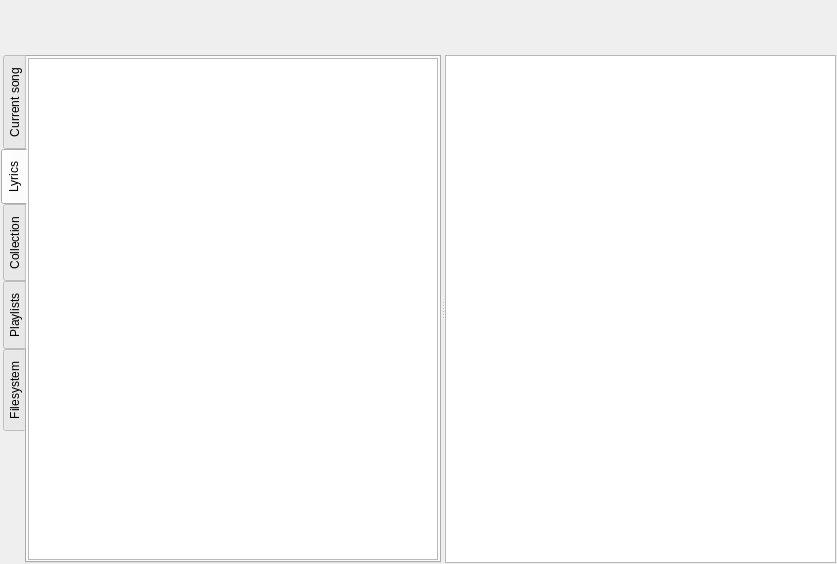
Before: the Qt Designer form src/plugins/lmp/playertab.ui in 0xd34df00d/leechcraft, drawn with Qt 5.
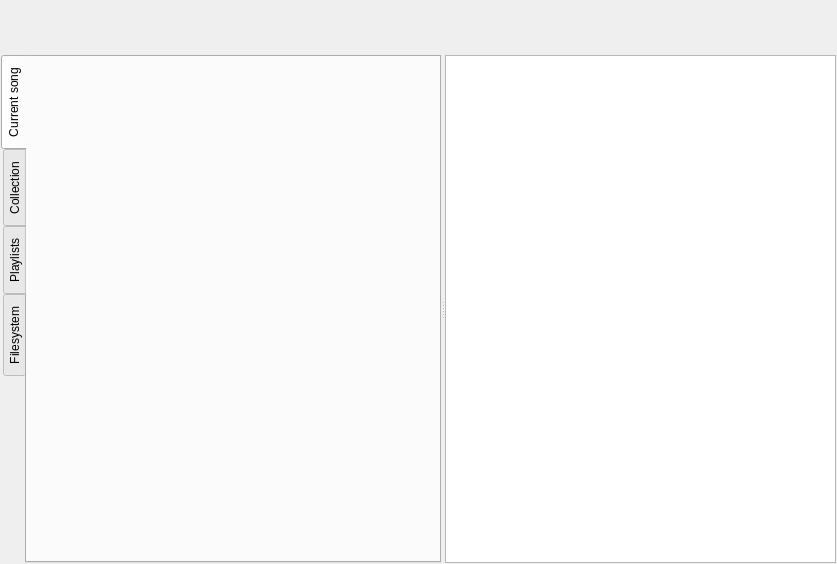
After: the same form once the commit is applied. The open tabs and pages were chosen to show the change. Custom widgets are drawn as their Qt base class.

```diff
--- a/src/plugins/lmp/playertab.ui
+++ b/src/plugins/lmp/playertab.ui
@@ -81,19 +81,6 @@
         </item>
        </layout>
       </widget>
-      <widget class="QWidget" name="LyricsTab_">
-       <attribute name="title">
-        <string>Lyrics</string>
-       </attribute>
-       <layout class="QVBoxLayout" name="verticalLayout_6">
-        <property name="margin">
-         <number>1</number>
-        </property>
-        <item>
-         <widget class="QTextBrowser" name="LyricsBrowser_"/>
-        </item>
-       </layout>
-      </widget>
       <widget class="QWidget" name="CollectionTab_">
        <attribute name="title">
         <string>Collection</string>
```
